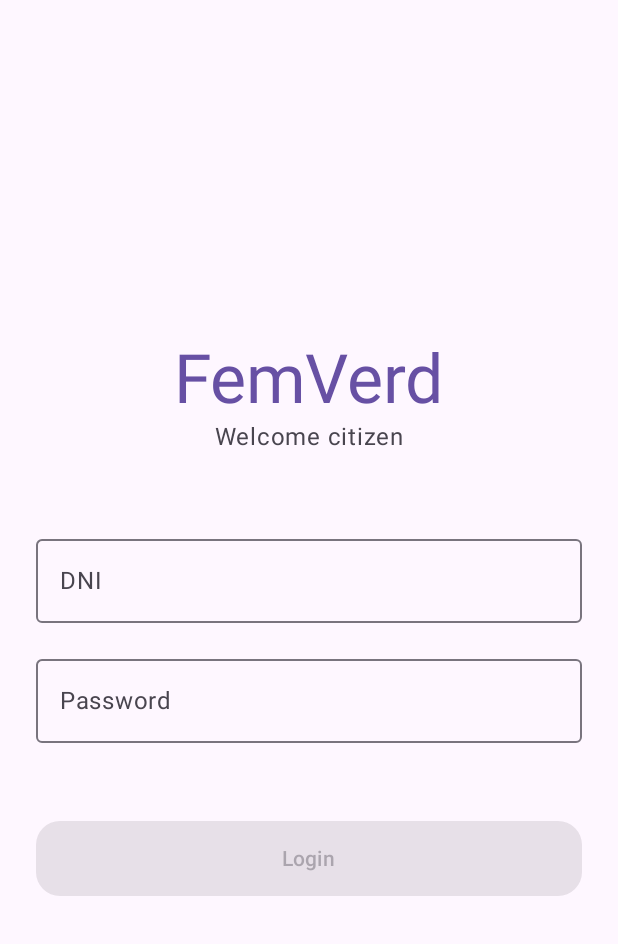
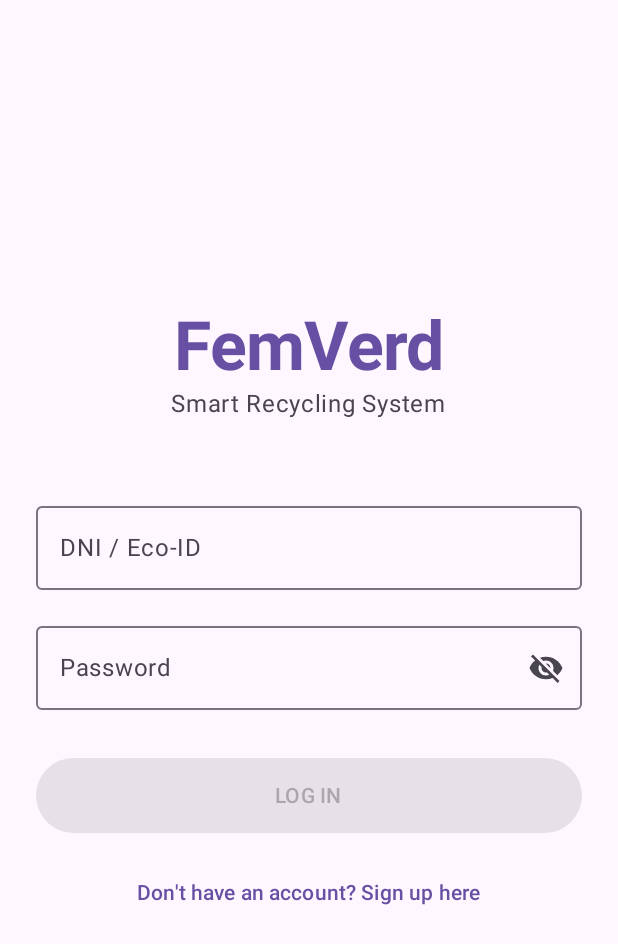
Before and after one commit to Dannielmrt/project-femverd, an Android app built with Jetpack Compose: the screen it shows after launch (MainActivity), on a phone screen of 412 x 824 dp. Shown: the top 944 px of the screen. Run offline under Robolectric (Android 15) with nearby library versions, the light colour scheme and no system bars.

Commit message:
feat: modificado login y crear pantalla de registro

```diff
--- a/femverd-android/FemVerd/app/src/main/java/com/example/femverd/data/ApiService.kt
+++ b/femverd-android/FemVerd/app/src/main/java/com/example/femverd/data/ApiService.kt
@@ -47,4 +47,9 @@ interface ApiService {
         @Header("Authorization") token: String,
         @Query("year") year: Int
     ): retrofit2.Response<com.example.femverd.model.CertificateResponse>
+
+    @POST("users/")
+    suspend fun registerUser(
+        @Body request: com.example.femverd.model.RegisterRequest
+    ): retrofit2.Response<Unit>
 }
--- a/femverd-android/FemVerd/app/src/main/java/com/example/femverd/ui/navigation/FemVerdApp.kt
+++ b/femverd-android/FemVerd/app/src/main/java/com/example/femverd/ui/navigation/FemVerdApp.kt
@@ -14,6 +14,7 @@ import androidx.navigation.compose.composable
 import androidx.navigation.compose.currentBackStackEntryAsState
 import androidx.navigation.compose.rememberNavController
 import com.example.femverd.ui.screens.auth.LoginScreen
+import com.example.femverd.ui.screens.auth.RegisterScreen
 import com.example.femverd.ui.screens.certificate.CertificateScreen
 import com.example.femverd.ui.screens.history.HistoryScreen
 import com.example.femverd.ui.screens.home.HomeScreen
@@ -128,6 +129,20 @@ fun FemVerdApp() {
                             navController.navigate(BottomNavItem.Home.route) {
                                 popUpTo("login") { inclusive = true }
                             }
+                        },
+                        onNavigateToRegister = {
+                            navController.navigate("register")
+                        }
+                    )
+                }
+
+                composable("register") {
+                    RegisterScreen(
+                        onRegisterSuccess = {
+                            navController.popBackStack()
+                        },
+                        onNavigateBack = {
+                            navController.popBackStack()
                         }
                     )
                 }
--- a/femverd-android/FemVerd/app/src/main/java/com/example/femverd/ui/screens/auth/LoginScreen.kt
+++ b/femverd-android/FemVerd/app/src/main/java/com/example/femverd/ui/screens/auth/LoginScreen.kt
@@ -1,35 +1,41 @@
 package com.example.femverd.ui.screens.auth
 
+import androidx.compose.foundation.Image
 import androidx.compose.foundation.layout.*
+import androidx.compose.material.icons.Icons
+import androidx.compose.material.icons.filled.Visibility
+import androidx.compose.material.icons.filled.VisibilityOff
 import androidx.compose.material3.*
 import androidx.compose.runtime.*
 import androidx.compose.runtime.saveable.rememberSaveable
 import androidx.compose.ui.Alignment
 import androidx.compose.ui.Modifier
 import androidx.compose.ui.platform.LocalContext
+import androidx.compose.ui.res.painterResource
+import androidx.compose.ui.text.font.FontWeight
 import androidx.compose.ui.text.input.PasswordVisualTransformation
+import androidx.compose.ui.text.input.VisualTransformation
 import androidx.compose.ui.unit.dp
 import androidx.lifecycle.viewmodel.compose.viewModel
+import com.example.femverd.R
 import com.example.femverd.data.TokenManager
 
 @Composable
 fun LoginScreen(
     onLoginSuccess: () -> Unit,
+    onNavigateToRegister: () -> Unit,
     viewModel: LoginViewModel = viewModel()
 ) {
     val context = LocalContext.current
     val tokenManager = remember { TokenManager(context) }
+    var dni by rememberSaveable { mutableStateOf("") }
+    var password by rememberSaveable { mutableStateOf("") }
+    var passwordVisible by rememberSaveable { mutableStateOf(false) }
 
-    // Observe StateFlows from ViewModel
     val isLoading by viewModel.isLoading.collectAsState()
     val errorMessage by viewModel.errorMessage.collectAsState()
     val loginSuccess by viewModel.loginSuccess.collectAsState()
 
-    // UI States - Using rememberSaveable to survive screen rotations
-    var userDni by rememberSaveable { mutableStateOf("") }
-    var userPassword by rememberSaveable { mutableStateOf("") }
-
-    // Trigger navigation when login is successful
     LaunchedEffect(loginSuccess) {
         if (loginSuccess) {
             onLoginSuccess()
@@ -43,14 +49,15 @@ fun LoginScreen(
         horizontalAlignment = Alignment.CenterHorizontally,
         verticalArrangement = Arrangement.Center
     ) {
+        // App Logo or Title
         Text(
             text = "FemVerd",
             style = MaterialTheme.typography.displayMedium,
+            fontWeight = FontWeight.Bold,
             color = MaterialTheme.colorScheme.primary
         )
-
         Text(
-            text = "Welcome citizen",
+            text = "Smart Recycling System",
             style = MaterialTheme.typography.bodyLarge,
             color = MaterialTheme.colorScheme.onSurfaceVariant
         )
@@ -58,9 +65,9 @@ fun LoginScreen(
         Spacer(modifier = Modifier.height(48.dp))
 
         OutlinedTextField(
-            value = userDni,
-            onValueChange = { userDni = it },
-            label = { Text("DNI") },
+            value = dni,
+            onValueChange = { dni = it.uppercase() }, // Automatically uppercase DNI
+            label = { Text("DNI / Eco-ID") },
             modifier = Modifier.fillMaxWidth(),
             singleLine = true
         )
@@ -68,44 +75,43 @@ fun LoginScreen(
         Spacer(modifier = Modifier.height(16.dp))
 
         OutlinedTextField(
-            value = userPassword,
-            onValueChange = { userPassword = it },
+            value = password,
+            onValueChange = { password = it },
             label = { Text("Password") },
+            singleLine = true,
             modifier = Modifier.fillMaxWidth(),
-            singleLine = true,
-            visualTransformation = PasswordVisualTransformation() // Masks the password
+            visualTransformation = if (passwordVisible) VisualTransformation.None else PasswordVisualTransformation(),
+            trailingIcon = {
+                val image = if (passwordVisible) Icons.Filled.Visibility else Icons.Filled.VisibilityOff
+                IconButton(onClick = { passwordVisible = !passwordVisible }) {
+                    Icon(imageVector = image, contentDescription = "Toggle password visibility")
+                }
+            }
         )
+
+        if (errorMessage != null) {
+            Spacer(modifier = Modifier.height(8.dp))
+            Text(text = errorMessage!!, color = MaterialTheme.colorScheme.error)
+        }
+
+        Spacer(modifier = Modifier.height(32.dp))
+
+        Button(
+            onClick = { viewModel.login(dni, password, tokenManager) },
+            modifier = Modifier.fillMaxWidth().height(50.dp),
+            enabled = !isLoading && dni.isNotBlank() && password.isNotBlank()
+        ) {
+            if (isLoading) {
+                CircularProgressIndicator(modifier = Modifier.size(24.dp), color = MaterialTheme.colorScheme.onPrimary)
+            } else {
+                Text("LOG IN")
+            }
+        }
 
         Spacer(modifier = Modifier.height(16.dp))
 
-        // Display error message if it exists
-        if (errorMessage != null) {
-            Text(
-                text = errorMessage!!,
-                color = MaterialTheme.colorScheme.error,
-                style = MaterialTheme.typography.bodyMedium
-            )
-            Spacer(modifier = Modifier.height(16.dp))
-        } else {
-            Spacer(modifier = Modifier.height(36.dp)) // Maintain layout height
-        }
-
-        Button(
-            onClick = { viewModel.login(userDni, userPassword, tokenManager) },
-            modifier = Modifier
-                .fillMaxWidth()
-                .height(50.dp),
-            shape = MaterialTheme.shapes.large,
-            enabled = !isLoading && userDni.isNotBlank() && userPassword.isNotBlank()
-        ) {
-            if (isLoading) {
-                CircularProgressIndicator(
-                    modifier = Modifier.size(24.dp),
-                    color = MaterialTheme.colorScheme.onPrimary
-                )
-            } else {
-                Text("Login")
-            }
+        TextButton(onClick = onNavigateToRegister) {
+            Text("Don't have an account? Sign up here")
         }
     }
 }
```
Also changed, not shown: femverd-android/FemVerd/app/src/main/java/com/example/femverd/model/Models.kt (+7 -0 lines), femverd-android/FemVerd/app/src/main/java/com/example/femverd/ui/screens/auth/LoginViewModel.kt (+4 -4 lines), femverd-android/FemVerd/app/src/main/java/com/example/femverd/ui/screens/auth/RegisterScreen.kt (added, +150 -0 lines).
